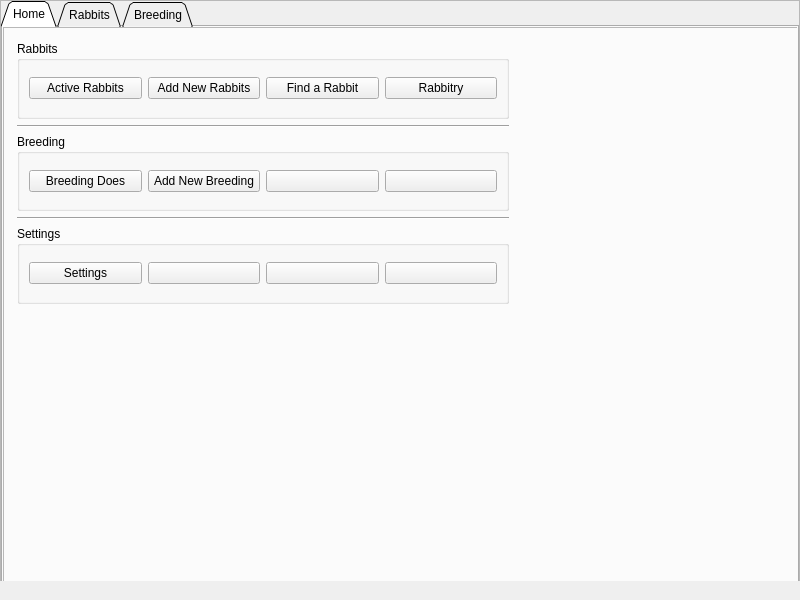
Qt form main_window.ui (Heidenmason/BunnyBarn) before a commit.
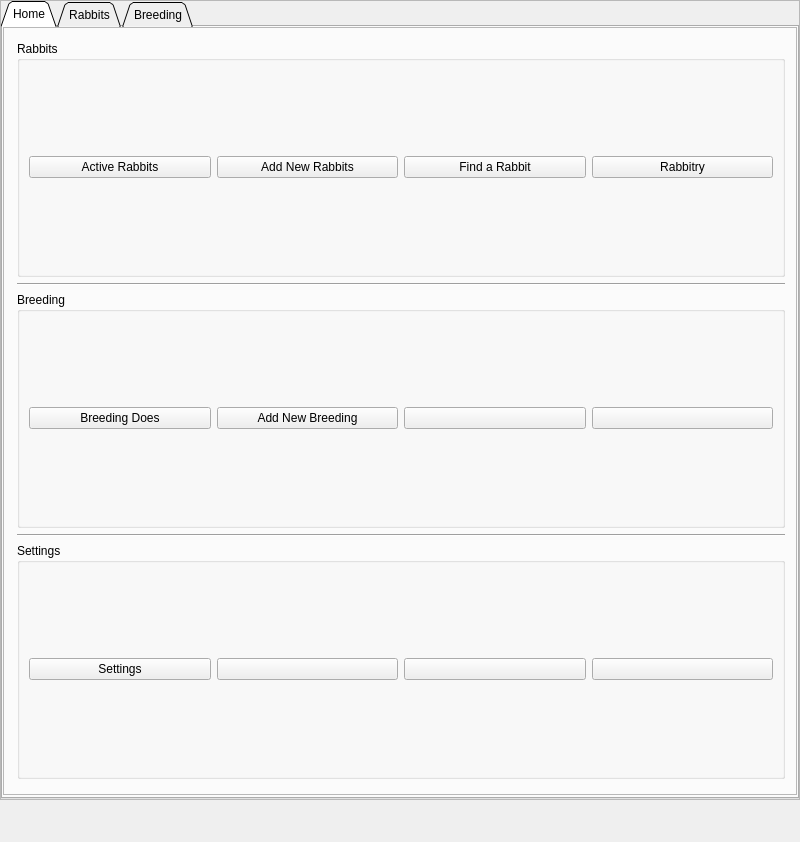
The same form after that commit. Icons and pictures are not drawn.

Patch:
```diff
--- a/main_window.ui
+++ b/main_window.ui
@@ -7,7 +7,7 @@
     <x>0</x>
     <y>0</y>
     <width>800</width>
-    <height>600</height>
+       <height>842</height>
    </rect>
   </property>
   <property name="windowTitle">
@@ -30,7 +30,7 @@
       <x>0</x>
       <y>0</y>
       <width>800</width>
-      <height>600</height>
+         <height>800</height>
      </rect>
     </property>
     <property name="autoFillBackground">
@@ -90,8 +90,8 @@
           <rect>
            <x>0</x>
            <y>0</y>
-           <width>796</width>
-           <height>566</height>
+              <width>794</width>
+              <height>768</height>
           </rect>
          </property>
          <property name="frameShape">
@@ -105,8 +105,8 @@
            <rect>
             <x>5</x>
             <y>5</y>
-            <width>510</width>
-            <height>281</height>
+               <width>786</width>
+               <height>756</height>
            </rect>
           </property>
           <layout class="QVBoxLayout" name="verticalLayout_Home">
```
Left out of the diff: 26 changed lines with no effect on the pictures.
